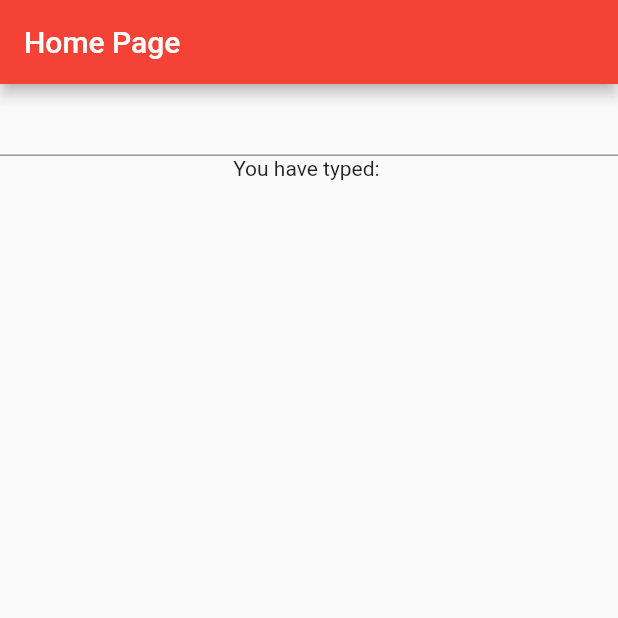
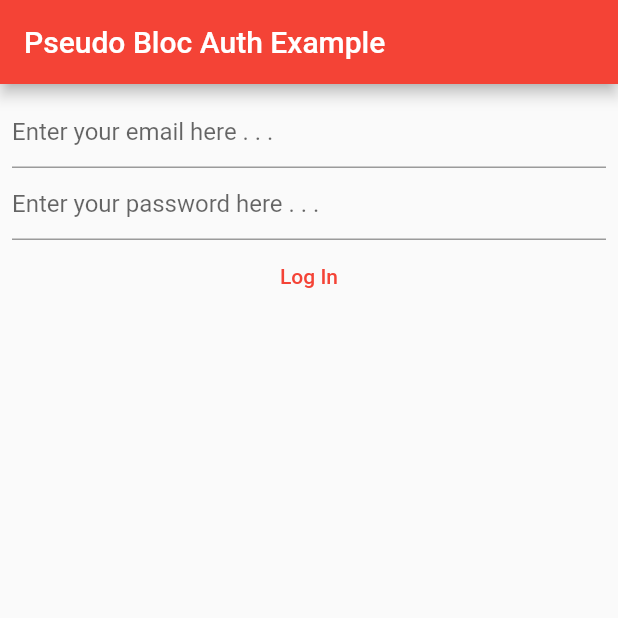
Before and after one commit to Chi-naza/first_bloc_app, a Flutter app: the screen it shows after launch, on a phone screen of 412 x 824 dp, the top half of it. Run offline on Flutter 3.47's test engine with Material 2 defaults, Android fonts, the phone set to English and light mode, and no system bars; our stand-ins replace bloc, flutter_bloc, flutter_hooks.

Commit message:
Finished implementing a pseudo Bloc powered authentication. (Only SignIn)

```diff
--- /dev/null
+++ b/lib/bloc_signin_example/bloc/actions.dart
@@ -0,0 +1,18 @@
+import 'package:flutter/foundation.dart' show immutable;
+
+@immutable abstract class AppActions {
+  const AppActions();
+}
+
+
+@immutable class LoginAction implements AppActions {
+  final String email;
+  final String password;
+
+  const LoginAction({required this.email, required this.password});
+}
+
+
+@immutable class LoadNotesActions implements AppActions {
+
+}
--- /dev/null
+++ b/lib/bloc_signin_example/bloc/app_bloc.dart
@@ -0,0 +1,57 @@
+
+import 'package:bloc/bloc.dart';
+import 'package:first_bloc_app/bloc_signin_example/bloc/actions.dart';
+import 'package:first_bloc_app/bloc_signin_example/bloc/app_state.dart';
+import 'package:first_bloc_app/bloc_signin_example/login_api.dart';
+import 'package:first_bloc_app/bloc_signin_example/models.dart';
+import 'package:first_bloc_app/bloc_signin_example/notes_api.dart';
+
+class AppBloc extends Bloc<AppActions, AppStates> {
+  final LoginApiProtocol loginAPI;
+  final NotesAPIprotocol notesAPI;
+
+  // stating our initial AppState: through the super constructor
+  AppBloc({required this.loginAPI, required this.notesAPI}): super(const AppStates.empty()){
+    // FOR LOGIN ACTION (1st Action/Event We are Sending)
+    on<LoginAction>((event, emit) async{
+      // start loading
+      emit(const AppStates(isLoading: true, loginError: null, loginHandler: null, fetchedNotes: null));
+
+      // Log the user in
+      final loginHandle = await loginAPI.login(email: event.email, password: event.password);
+      emit(
+        AppStates(
+          isLoading: false,
+          loginError: loginHandle == null? LoginErrors.invalidHandle : null,
+          loginHandler: loginHandle,
+          fetchedNotes: null
+        ),
+      );
+
+      // LOAD NOTES ACTION (2nd Event/Action We are sending)
+      on<LoadNotesActions>((event, emit) async{
+        // start loading again and retaining our login event.
+        emit(AppStates(isLoading: true, loginError: null, loginHandler: state.loginHandler, fetchedNotes: null));
+
+        // Get the login handle
+        final loginHandle = state.loginHandler;
+
+        if(loginHandle != const LoginHandler.loginMagic()){
+          // invalid login handle
+          emit(AppStates(isLoading: false, loginError: LoginErrors.invalidHandle, loginHandler: loginHandle, fetchedNotes: null));
+          return;
+        }
+
+        // Having a valid login handle
+        final notes = await notesAPI.getNotes(loginHandler: loginHandle!);
+        emit(AppStates(isLoading: false, loginError: null, loginHandler: loginHandle, fetchedNotes: notes));
+      });
+
+    });
+  }
+
+
+}
+
+
+// NB: Events/Actions are INPUTS to the Bloc  && States are the OUTPUTS
--- /dev/null
+++ b/lib/bloc_signin_example/bloc/app_state.dart
@@ -0,0 +1,26 @@
+import 'package:first_bloc_app/bloc_signin_example/models.dart';
+import 'package:flutter/foundation.dart' show immutable;
+
+@immutable class AppStates {
+  final bool isLoading;
+  final LoginErrors? loginError;
+  final LoginHandler? loginHandler;
+  final Iterable<Note>? fetchedNotes;
+
+  const AppStates({required this.isLoading, this.loginError, this.loginHandler, this.fetchedNotes});
+
+  const AppStates.empty():
+    isLoading = false,
+    loginError = null,
+    loginHandler = null,
+    fetchedNotes = null;
+
+
+  @override
+  String toString() => {
+    "isLoading": isLoading,
+    "loginError": loginError,
+    "loginHandler": loginHandler,
+    "Notes": fetchedNotes,
+  }.toString();
+}
--- /dev/null
+++ b/lib/bloc_signin_example/dialog/loading_controller.dart
@@ -0,0 +1,11 @@
+import 'package:flutter/foundation.dart' show immutable;
+
+typedef CloseLoadingScreen = bool Function();
+typedef UpdateLoadingScreen = bool Function(String text);
+
+@immutable class LoadingScreenController {
+  final CloseLoadingScreen close;
+  final UpdateLoadingScreen update;
+
+  const LoadingScreenController({required this.close, required this.update});
+}
--- /dev/null
+++ b/lib/bloc_signin_example/login_api.dart
@@ -0,0 +1,23 @@
+
+import 'package:first_bloc_app/bloc_signin_example/models.dart';
+import 'package:flutter/foundation.dart' show immutable;
+
+@immutable abstract class LoginApiProtocol {
+  const LoginApiProtocol();
+
+  Future<LoginHandler?> login({required String email, required String password});
+}
+
+
+
+
+@immutable class LoginApi implements LoginApiProtocol {
+  // Implementing the function from the abstract class
+  @override
+  Future<LoginHandler?> login({required String email, required String password}) {
+       return Future.delayed(const Duration(seconds: 3), ()=> email=="chinaza@gmail.com" && password=="123456789").then((isLoggedIn){
+      return isLoggedIn? LoginHandler.loginMagic() : null;
+    });
+  }
+
+}
--- /dev/null
+++ b/lib/bloc_signin_example/models.dart
@@ -0,0 +1,47 @@
+import 'package:flutter/foundation.dart' show immutable;
+
+@immutable class LoginHandler {
+  final String token;
+
+  const LoginHandler({required this.token});
+
+  const LoginHandler.loginMagic(): token = "login-magic-123456789";
+
+  @override
+  bool operator == (covariant LoginHandler other) => token == other.token;
+
+  @override
+  int get hashCode => token.hashCode;
+
+  @override
+  String toString() {
+    return "Login Handle (Token = $token)";
+  }
+
+
+}
+
+
+
+enum LoginErrors {
+  invalidHandle
+}
+
+
+@immutable class Note {
+  final String title;
+
+  const Note({required this.title});
+
+  @override
+  String toString() {
+    // TODO: implement toString
+    return "This is Note :::: Title = $title";
+  }
+}
+
+
+// Notes to be generated when user successfully logs in
+final mockNotes = Iterable.generate(5, (i){
+  return Note(title: "Note ${i + 1}");
+});
--- /dev/null
+++ b/lib/bloc_signin_example/notes_api.dart
@@ -0,0 +1,19 @@
+
+import 'package:first_bloc_app/bloc_signin_example/models.dart';
+import 'package:flutter/foundation.dart' show immutable;
+
+@immutable abstract class NotesAPIprotocol {
+  const NotesAPIprotocol();
+
+  Future<Iterable<Note>?> getNotes({required LoginHandler loginHandler});
+}
+
+
+
+@immutable class NotesApi implements NotesAPIprotocol {
+  @override
+  Future<Iterable<Note>?> getNotes({required LoginHandler loginHandler}) {
+    return Future.delayed(const Duration(seconds: 3), () => loginHandler == const LoginHandler.loginMagic()? mockNotes : null);
+  }
+
+}
--- /dev/null
+++ b/lib/bloc_signin_example/strings.dart
@@ -0,0 +1,10 @@
+const emailAndPswdEmptyTitle = "Missing Required Credentials";
+const emailAndPswdEmptyContent = "Please you have not yet supplied any email or password. Supply the needed information";
+
+const loginErrorTitle = "Login Error";
+const loginErrorContent = "You seem to have forgotten about your email and password. Login with the right credential";
+
+const pleaseWait = "Please kindly wait . . .";
+
+const enterYourPasswordHere = "Enter your password here . . .";
+const enterYourEmailHere = "Enter your email here . . .";
--- /dev/null
+++ b/lib/bloc_signin_example/views/email_text_field.dart
@@ -0,0 +1,20 @@
+import 'package:first_bloc_app/bloc_signin_example/strings.dart' show enterYourEmailHere;
+import 'package:flutter/material.dart';
+
+class EmailTextWidget extends StatelessWidget {
+  final TextEditingController emailController;
+
+  const EmailTextWidget({super.key, required this.emailController});
+
+  @override
+  Widget build(BuildContext context) {
+    return TextField(
+      autocorrect: false,
+      keyboardType: TextInputType.emailAddress,
+      controller: emailController,
+      decoration: const InputDecoration(
+        hintText: enterYourEmailHere,
+      ),
+    );
+  }
+}
--- /dev/null
+++ b/lib/bloc_signin_example/views/login_button.dart
@@ -0,0 +1,35 @@
+import 'package:first_bloc_app/bloc_signin_example/dialog/generic_dialog.dart';
+import 'package:first_bloc_app/bloc_signin_example/strings.dart';
+import 'package:flutter/material.dart';
+
+typedef OnLoginTapped = void Function(String email, String password);
+
+class LoginButton extends StatelessWidget {
+  final TextEditingController emailController;
+  final TextEditingController passwordController;
+  final OnLoginTapped onLoginTapped;
+
+  const LoginButton({super.key, required this.emailController, required this.passwordController, required this.onLoginTapped});
+
+  @override
+  Widget build(BuildContext context) {
+    return TextButton(
+      onPressed: (){
+        final email = emailController.text;
+        final pswd = passwordController.text;
+        // if there is email and pswd
+        if(email.isEmpty || pswd.isEmpty){
+         showCustomGenericDialog(
+          context: context,
+          title: emailAndPswdEmptyTitle,
+          content: emailAndPswdEmptyContent,
+          optionBuilder: () => {'OK': true}
+         );
+        }else{
+          onLoginTapped(email, pswd);
+        }
+      },
+      child: Text("Log In")
+    );
+  }
+}
--- /dev/null
+++ b/lib/bloc_signin_example/views/login_screen.dart
@@ -0,0 +1,27 @@
+import 'package:first_bloc_app/bloc_signin_example/views/email_text_field.dart';
+import 'package:first_bloc_app/bloc_signin_example/views/login_button.dart';
+import 'package:first_bloc_app/bloc_signin_example/views/pswd_text_field.dart';
+import 'package:flutter/material.dart';
+import 'package:flutter_hooks/flutter_hooks.dart';
+
+class LoginScreen extends HookWidget {
+  final OnLoginTapped onLoginTapped;
+
+  const LoginScreen({ required this.onLoginTapped, super.key});
+
+  @override
+  Widget build(BuildContext context) {
+    final emailController = useTextEditingController();
+    final pswdController = useTextEditingController();
+    return Padding(
+      padding: const EdgeInsets.all(8.0),
+      child: Column(
+        children: [
+          EmailTextWidget(emailController: emailController),
+          PasswordTextField(passwordController: pswdController),
+          LoginButton(emailController: emailController, passwordController: pswdController, onLoginTapped: onLoginTapped),
+        ],
+      ),
+    );
+  }
+}
--- /dev/null
+++ b/lib/bloc_signin_example/views/pswd_text_field.dart
@@ -0,0 +1,21 @@
+import 'package:first_bloc_app/bloc_signin_example/strings.dart' show enterYourPasswordHere;
+import 'package:flutter/material.dart';
+
+class PasswordTextField extends StatelessWidget {
+  final TextEditingController passwordController;
+
+  const PasswordTextField({super.key, required this.passwordController});
+
+  @override
+  Widget build(BuildContext context) {
+    return TextField(
+      autocorrect: false,
+      controller: passwordController,
+      obscureText: true,
+      decoration: const InputDecoration(
+        hintText: enterYourPasswordHere
+      ),
+
+    );
+  }
+}
--- a/lib/main.dart
+++ b/lib/main.dart
@@ -1,19 +1,40 @@
-import 'package:first_bloc_app/Hooks_Tutorial/string_example.dart';
-import 'package:first_bloc_app/Hooks_Tutorial/textfields_with_hooks.dart';
-import 'package:first_bloc_app/bloc-personsExample/bloc_intro_screen.dart';
-import 'package:first_bloc_app/bloc-personsExample/persons_bloc.dart';
-import 'package:first_bloc_app/cubit-example/cubit_example_screen.dart';
+import 'package:first_bloc_app/bloc_signin_example/bloc/actions.dart';
+import 'package:first_bloc_app/bloc_signin_example/bloc/app_bloc.dart';
+import 'package:first_bloc_app/bloc_signin_example/bloc/app_state.dart';
+import 'package:first_bloc_app/bloc_signin_example/dialog/generic_dialog.dart';
+import 'package:first_bloc_app/bloc_signin_example/dialog/loading_screen.dart';
+import 'package:first_bloc_app/bloc_signin_example/login_api.dart';
+import 'package:first_bloc_app/bloc_signin_example/models.dart';
+import 'package:first_bloc_app/bloc_signin_example/notes_api.dart';
+import 'package:first_bloc_app/bloc_signin_example/strings.dart';
+import 'package:first_bloc_app/bloc_signin_example/views/iterable_list_of_notes.dart';
+import 'package:first_bloc_app/bloc_signin_example/views/login_screen.dart';
 import 'package:flutter/material.dart';
-import'package:bloc/bloc.dart';
 import 'package:flutter_bloc/flutter_bloc.dart';
-import 'package:flutter_hooks/flutter_hooks.dart';
+
 
 void main() {
-  runApp(MyApp());
+  runApp(const MyApp());
 }
 
 class MyApp extends StatelessWidget {
   const MyApp({super.key});
+
+  // This widget is the root of your application.
+  // @override
+  // Widget build(BuildContext context) {
+
+  //   return MaterialApp(
+  //     title: 'Flutter Demo',
+  //     theme: ThemeData(
+  //       primarySwatch: Colors.red,
+  //     ),
+  //     home: BlocProvider(
+  //       create: (context) => PersonsBloc(),
+  //       child: SignInBlocExample(),
+  //     ),
+  //   );
+  // }
 
   // This widget is the root of your application.
   @override
@@ -24,10 +45,48 @@ class MyApp extends StatelessWidget {
       theme: ThemeData(
         primarySwatch: Colors.red,
       ),
-      home: BlocProvider(
-        create: (context) => PersonsBloc(),
-        child: TextFieldsWithHooks(),
+      home: Scaffold(
+        appBar: AppBar(title: const Text('Pseudo Bloc Auth Example')),
+        body: BlocProvider(
+          create: (context) => AppBloc(loginAPI: LoginApi(), notesAPI: NotesApi()),
+          child: BlocConsumer<AppBloc, AppStates>(
+            listener: (context, state) {
+              if(state.isLoading){
+                // show loading screen
+                LoadingScreen.instance().show(text: "Please wait . . .", context: context);
+              }else{
+                LoadingScreen.instance().hide();
+              }
+              // Show Possible Errors
+              final loginError = state.loginError;
+              if(loginError != null){
+                showCustomGenericDialog<bool>(
+                  context: context,
+                  title: loginErrorTitle,
+                  content: loginErrorContent,
+                  optionBuilder: () => {'OK': true}
+                );
+              }
+              // If we are logged In and there are no NOTES, fetch them !
+              if(state.isLoading == false && state.loginError == null && state.fetchedNotes == null && state.loginHandler == const LoginHandler.loginMagic()){
+                // reading or consuming the results (Notes)
+                context.read<AppBloc>().add(LoadNotesActions());
+              }
+            },
+            builder: (context, state) {
+              final notes = state.fetchedNotes;
+              if(notes == null){
+                return LoginScreen(onLoginTapped: (email, password) {
+                  context.read<AppBloc>().add(LoginAction(email: email, password: password));
+                });
+              }else{
+                return notes.toListView();  // calling an extension
+              }
+            },
+          ),
+        ),
       ),
     );
   }
+
 }
```
Also changed, not shown: lib/bloc_signin_example/dialog/generic_dialog.dart (added, +31 -0 lines), lib/bloc_signin_example/dialog/loading_screen.dart (added, +99 -0 lines), lib/bloc_signin_example/sign_in.dart (added, +14 -0 lines), lib/bloc_signin_example/views/iterable_list_of_notes.dart (added, +24 -0 lines), pubspec.lock.
